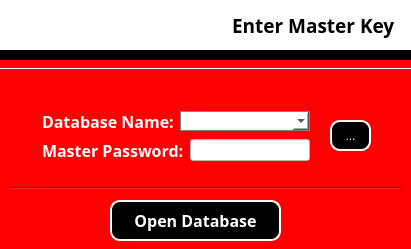
Old version of the form opendatabaseform.ui in the repository DensonNgumo/Vault.
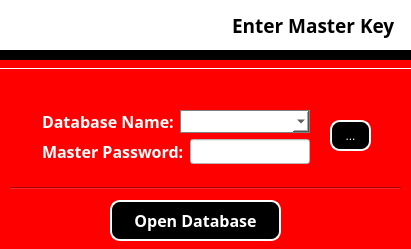
New version of the form. Icons and pictures are not drawn.

What changed in the file:
```diff
--- a/opendatabaseform.ui
+++ b/opendatabaseform.ui
@@ -141,7 +141,7 @@
      <x>42</x>
      <y>110</y>
      <width>268</width>
-     <height>52</height>
+     <height>54</height>
     </rect>
    </property>
    <layout class="QGridLayout" name="gridLayout">
@@ -169,6 +169,7 @@
        <widget class="QComboBox" name="comboBox_dbNames">
         <property name="font">
          <font>
+          <family>Candida BT</family>
           <pointsize>9</pointsize>
           <weight>75</weight>
           <bold>true</bold>
@@ -208,6 +209,12 @@
       </item>
       <item>
        <widget class="QLineEdit" name="lineEdit_masterPass">
+        <property name="font">
+         <font>
+          <family>Candida BT</family>
+          <pointsize>9</pointsize>
+         </font>
+        </property>
         <property name="styleSheet">
          <string notr="true">background-color:white;
 selection-background-color:red;
```
Left out of the diff: 7 changed lines with no effect on the pictures.
